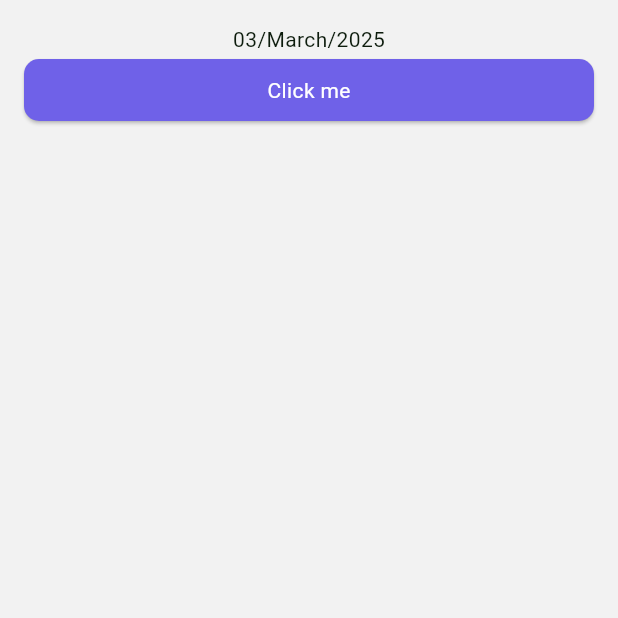
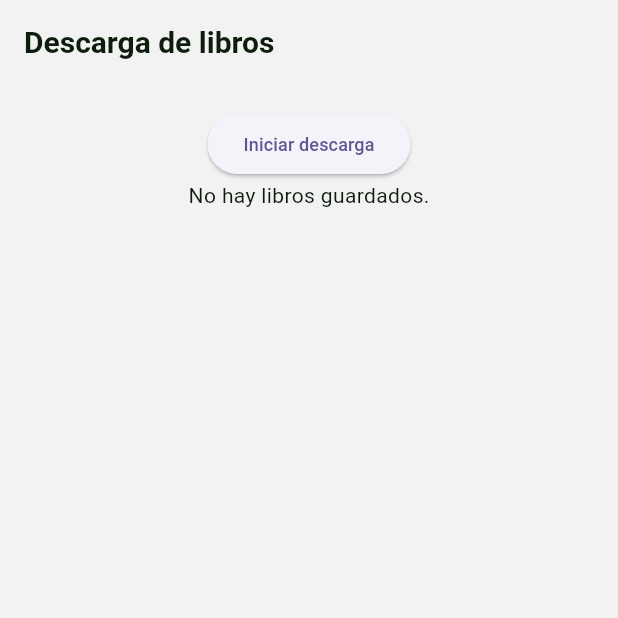
Before and after one commit to ibrhm-jz/massive-download-app, a Flutter app: the screen it shows after launch, on a phone screen of 412 x 824 dp, the top half of it. Run offline on Flutter 3.47's test engine with Material 3 defaults, Android fonts, the phone set to English and light mode, and no system bars; our stand-ins replace auto_route, bloc, equatable, floor, flutter_bloc, flutter_dotenv and 6 more; accounts and stored records are empty; generated files the repository leaves out were written again; Roboto replaces fonts that are missing (Aveniir).

Commit message:
prototype-v1

```diff
--- /dev/null
+++ b/lib/application/book/book_state.dart
@@ -0,0 +1,57 @@
+// part of 'book_cubit.dart';
+
+// abstract class BookState extends Equatable {
+//   @override
+//   List<Object> get props => [];
+// }
+
+// class BookInitial extends BookState {}
+
+// class BookLoading extends BookState {
+//   final int progress;
+//   BookLoading(this.progress);
+
+//   @override
+//   List<Object> get props => [progress];
+// }
+
+// class BookLoaded extends BookState {}
+
+// class BookError extends BookState {
+//   final String message;
+//   BookError(this.message);
+
+//   @override
+//   List<Object> get props => [message];
+// }
+
+import 'package:equatable/equatable.dart';
+
+abstract class BookState extends Equatable {}
+
+class BookInitial extends BookState {
+  List<Object> get props => [];
+}
+
+class BookLoading extends BookState {
+  final double progress;
+  BookLoading(this.progress);
+
+  @override
+  List<Object> get props => [progress];
+}
+
+class BookLoaded extends BookState {
+  final List<dynamic> books;
+  BookLoaded(this.books);
+  @override
+  List<Object> get props => [books];
+}
+
+class BookError extends BookState {
+  final String message;
+  BookError(this.message);
+
+  @override
+  List<Object> get props => [message];
+}
--- a/lib/config/database.dart
+++ b/lib/config/database.dart
@@ -3,10 +3,11 @@ import 'dart:async';
 import 'package:floor/floor.dart';
 import 'package:flutter_exam/data/datasources/books/book_datasource.dart';
 import 'package:flutter_exam/data/models/books/book_local_model.dart';
+import 'package:flutter_exam/data/utils/string_list_coverter.dart';
 import 'package:sqflite/sqflite.dart' as sqflite;
 
 part 'database.g.dart'; // the generated code will be there
-
+@TypeConverters([StringListConverter])
 @Database(version: 1, entities: [BookLocalModel])
 abstract class AppDatabase extends FloorDatabase {
   BookDataSource get bookDao;
--- a/lib/data/datasources/books/book_datasource.dart
+++ b/lib/data/datasources/books/book_datasource.dart
@@ -6,10 +6,10 @@ abstract class BookDataSource {
   @Insert(onConflict: OnConflictStrategy.replace)
   Future<void> insertBooks(List<BookLocalModel> books);
 
-  @Query('SELECT * FROM BookLocalModel ORDER BY title ASC')
+  @Query('SELECT * FROM books  ORDER BY title ASC')
   Future<List<BookLocalModel>> getAllBooks();
 
-  @Query('SELECT * FROM BookLocalModel WHERE id = :id')
+  @Query('SELECT * FROM books  WHERE id = :id')
   Future<BookLocalModel?> getBookById(int id);
 
   @insert
--- a/lib/data/models/books/book_local_model.dart
+++ b/lib/data/models/books/book_local_model.dart
@@ -1,17 +1,41 @@
 import 'package:floor/floor.dart';
 
-@entity
+@Entity(tableName: 'books')
 class BookLocalModel {
   @PrimaryKey(autoGenerate: true)
   final int? id;
-  final String title;
-  final String author;
-  final String coverUrl;
+
+  final List<String> authorKey;
+  final List<String> authorName;
+  final String? coverEditionKey;
+  final int? coverI;
+  final int? editionCount;
+  final int? firstPublishYear;
+  final List<String> ia;
+  final String? iaCollectionS;
+  final String? key;
+  final List<String> language;
+  final String? lendingEditionS;
+  final String? lendingIdentifierS;
+  final String? title;
 
   BookLocalModel({
     this.id,
-    required this.title,
-    required this.author,
-    required this.coverUrl,
+    required this.authorKey,
+    required this.authorName,
+    this.coverEditionKey,
+    this.coverI,
+    this.editionCount,
+    this.firstPublishYear,
+    required this.ia,
+    this.iaCollectionS,
+    this.key,
+    required this.language,
+    this.lendingEditionS,
+    this.lendingIdentifierS,
+    this.title,
   });
+    String getAuthorProfile() {
+    return "https://covers.openlibrary.org/b/id/${coverI}-L.jpg";
+  }
 }
--- a/lib/data/utils/http_client.dart
+++ b/lib/data/utils/http_client.dart
@@ -128,11 +128,10 @@ class HttpClient {
   }) async {
     final url = Uri.parse(Enviroments.apiUrl + endpoint)
         .replace(queryParameters: params);
+
     final response = await http.get(
       url,
-      headers: {
-        'Content-Type': 'application/json'
-      },
+      headers: {'Content-Type': 'application/json'},
     );
     if (Enviroments.isDebug) {
       final Logger logger = Logger();
@@ -160,5 +159,4 @@ class HttpClient {
       return Uri.https(baseUri.host, path, params);
     }
   }
-
 }
--- a/lib/domain/interfaces/i_book_repository.dart
+++ b/lib/domain/interfaces/i_book_repository.dart
@@ -1,10 +1,11 @@
 import 'package:flutter_exam/core/errors/operation_failure.dart';
+import 'package:flutter_exam/data/models/api_models/book_response_model.dart';
 import 'package:fpdart/fpdart.dart';
 import 'package:injectable/injectable.dart';
 
 @factoryMethod
 abstract class IBookRepository {
-  Future<Either<OperationFailure, List<dynamic>>> getBooks({
+  Future<Either<OperationFailure, List<BookResponseModel>>> getBooks({
     required String q,
     required int page,
     int limit = 100,
--- a/lib/main.dart
+++ b/lib/main.dart
@@ -1,14 +1,12 @@
 import 'package:flutter/material.dart';
 import 'package:flutter/services.dart';
 import 'package:flutter_dotenv/flutter_dotenv.dart';
-import 'package:flutter_exam/config/database.dart';
 import 'package:flutter_exam/config/injection.dart';
-import 'package:flutter_exam/data/models/books/book_local_model.dart';
 import 'package:flutter_exam/presentation/providers/book_provider.dart';
 import 'package:flutter_exam/router/router.dart';
 import 'package:flutter_exam/theme/app_theme.dart';
+import 'package:flutter_gen/gen_l10n/app_localizations.dart';
 import 'package:intl/date_symbol_data_local.dart';
-import 'package:flutter_gen/gen_l10n/app_localizations.dart';
 import 'package:provider/provider.dart';
 
 void main() async {
@@ -26,12 +24,15 @@ void main() async {
   // for (var p in people) {
   //   print("ID: ${p.id}, Name: ${p.author}, Age: ${p.title}");
   // }
-  runApp(MyApp());
+  runApp(MyApp(
+
+  ));
 }
 
 class MyApp extends StatelessWidget {
-  MyApp({super.key});
+  MyApp({super.key, });
   final appRouter = AppRouter();
+  //final BookDataSource dao;
   @override
   Widget build(BuildContext context) {
     SystemChrome.setSystemUIOverlayStyle(SystemUiOverlayStyle.dark);
@@ -39,7 +40,7 @@ class MyApp extends StatelessWidget {
 
     return MultiProvider(
         providers: [
-          ChangeNotifierProvider(create: (_) => BookProvider()),
+            ChangeNotifierProvider(create: (_) => getIt<BookProvider>()),
         ],
         builder: (context, _) {
           return MaterialApp.router(
--- /dev/null
+++ b/lib/presentation/pages/download/download_page.dart
@@ -0,0 +1,32 @@
+import 'package:auto_route/auto_route.dart';
+import 'package:flutter/material.dart';
+import 'package:flutter_bloc/flutter_bloc.dart';
+import 'package:flutter_exam/application/book/book_cubit.dart';
+import 'package:flutter_exam/config/injection.dart';
+import 'package:flutter_exam/domain/interfaces/i_book_repository.dart';
+import 'package:flutter_exam/presentation/pages/download/screens/download_screen.dart';
+import 'package:flutter_exam/presentation/providers/book_provider.dart';
+import 'package:flutter_exam/presentation/utils/responsive_layout.dart';
+
+@RoutePage()
+class DownloadPage extends StatefulWidget {
+  const DownloadPage({super.key});
+
+  @override
+  State<DownloadPage> createState() => _DownloadPageState();
+}
+
+class _DownloadPageState extends State<DownloadPage> {
+  @override
+  Widget build(BuildContext context) {
+    return ResponsiveLayout(
+      mobile: BlocProvider(
+        create: (context) => BookCubit(
+          bookRepository: getIt<IBookRepository>(),
+          bookProvider: context.read<BookProvider>(),
+        ),
+        child: const DownloadScreen(),
+      ),
+    );
+  }
+}
--- /dev/null
+++ b/lib/presentation/pages/download/screens/download_screen.dart
@@ -0,0 +1,136 @@
+import 'package:flutter/material.dart';
+import 'package:flutter_bloc/flutter_bloc.dart';
+import 'package:flutter_exam/application/book/book_cubit.dart';
+import 'package:flutter_exam/application/book/book_state.dart';
+import 'package:flutter_exam/data/models/books/book_local_model.dart';
+import 'package:flutter_exam/presentation/providers/book_provider.dart';
+import 'package:flutter_exam/presentation/widgets/default_button.dart';
+import 'package:flutter_exam/presentation/widgets/default_padding.dart';
+import 'package:provider/provider.dart';
+
+class DownloadScreen extends StatelessWidget {
+  const DownloadScreen({super.key});
+
+  @override
+  Widget build(BuildContext context) {
+    return Scaffold(
+      appBar: AppBar(title: const Text('Descarga de libros')),
+      body: DefaultPadding(
+        child: Column(
+          children: [
+            BlocBuilder<BookCubit, BookState>(builder: (context, state) {
+              if (state is BookInitial) {
+                return Center(
+                  child: ElevatedButton(
+                    onPressed: () {
+                      context.read<BookCubit>().getBooksFromAPIAsync();
+                    },
+                    child: const Text('Iniciar descarga'),
+                  ),
+                );
+              } else if (state is BookLoading) {
+                return Center(
+                  child: Column(
+                    mainAxisAlignment: MainAxisAlignment.center,
+                    children: [
+                      const Icon(Icons.download),
+                      LinearProgressIndicator(value: (state.progress) / 100),
+                      const SizedBox(height: 10),
+                      Text(
+                        state.progress == 100
+                            ? '¡Descarga completa!'
+                            : 'Descargando... ${(state.progress).toStringAsFixed(1)}%',
+                      ),
+                    ],
+                  ),
+                );
+              } else if (state is BookLoaded) {
+                return const Center(child: Text('Descarga completa'));
+              } else if (state is BookError) {
+                return Center(child: Text('Error: ${state.message}'));
+              }
+              return const SizedBox.shrink();
+            }),
+            Consumer<BookProvider>(builder: (context, bookProvider, child) {
+              if (!bookProvider.isInitialized) {
+                return const Center(child: CircularProgressIndicator());
+              }
+
+              List<BookLocalModel> books = bookProvider.books;
+              print("Libros en el provider: ${books.length}");
+
+              if (books.isEmpty) {
+                return const Center(child: Text('No hay libros guardados.'));
+              }
+              return Expanded(
+                child: GridView.builder(
+                  gridDelegate: SliverGridDelegateWithFixedCrossAxisCount(
+                    crossAxisCount: 2,
+                    crossAxisSpacing: 10,
+                    childAspectRatio: MediaQuery.of(context).size.width /
+                        (MediaQuery.of(context).size.height / 1),
+                  ),
+                  itemCount: books.length,
+                  itemBuilder: (context, index) {
+                    final book = books[index];
+                    return Stack(
+                      children: [
+                        Column(
+                          mainAxisAlignment: MainAxisAlignment.center,
+                          crossAxisAlignment: CrossAxisAlignment.center,
+                          children: [
+                            ConstrainedBox(
+                              constraints: const BoxConstraints(
+                                maxHeight: 200,
+                              ),
+                              child: Image.network(
+                                book.getAuthorProfile(),
+                                fit: BoxFit.scaleDown,
+                              ),
+                            ),
+                            Text(
+                              book.title ?? "",
+                              style: Theme.of(context)
+                                  .textTheme
+                                  .bodyLarge
+                                  ?.copyWith(
+                                    fontWeight: FontWeight.bold,
+                                  ),
+                              textAlign: TextAlign.center,
+                              overflow: TextOverflow.ellipsis,
+                            ),
+                            DefaultButton(text: 'Ver mas', onPressed: () {})
+                          ],
+                        ),
+                        Positioned(
+                          right: 0,
+                          top: 8,
+                          child: IconButton(
+                            onPressed: () async {
+                              await bookProvider.deleteBook(book);
+                            },
+                            icon: Container(
+                              width: 30,
+                              height: 30,
+                              decoration: BoxDecoration(
+                                color: Colors.black.withOpacity(
+                                    0.6), // Fondo opaco para visibilidad
+                                borderRadius: BorderRadius.circular(100),
+                              ),
+                              child: const Icon(Icons.close,
+                                  color: Colors.white, size: 18),
+                            ),
+                          ),
+                        ),
+                      ],
+                    );
+                  },
+                ),
+              );
+            }),
+          ],
+        ),
+      ),
+    );
+  }
+}
--- a/lib/presentation/pages/welcome/screens/welcome_screen.dart
+++ b/lib/presentation/pages/welcome/screens/welcome_screen.dart
@@ -1,18 +1,14 @@
 import 'package:flutter/material.dart';
 import 'package:flutter_exam/domain/enums/locale_language.dart';
-import 'package:flutter_exam/presentation/providers/book_provider.dart';
 import 'package:flutter_exam/presentation/utils/locale_format.dart';
-import 'package:flutter_exam/presentation/widgets/default_button.dart';
 import 'package:flutter_exam/presentation/widgets/default_padding.dart';
-import 'package:provider/provider.dart';
 
 class WelcomeScreen extends StatelessWidget {
   const WelcomeScreen({super.key});
 
   @override
   Widget build(BuildContext context) {
-    BookProvider bookProvider =
-        Provider.of<BookProvider>(context, listen: false);
+
     DateTime now = DateTime.now();
     return Scaffold(
       body: DefaultPadding(
@@ -20,9 +16,6 @@ class WelcomeScreen extends StatelessWidget {
         children: [
           Text(
               LocalFormat.instance.formattDateNumber(now, locale: Language.en)),
-          DefaultButton(text: 'Click me', onPressed: () async{
-            await bookProvider.getBooksFromAPIAsync();
-          }),
         ],
       )),
     );
--- a/lib/router/router.dart
+++ b/lib/router/router.dart
@@ -1,6 +1,5 @@
 import 'package:auto_route/auto_route.dart';
 import 'package:flutter_exam/router/router.gr.dart';
-
 
 @AutoRouterConfig()
 class AppRouter extends RootStackRouter {
@@ -9,8 +8,11 @@ class AppRouter extends RootStackRouter {
         AutoRoute(
           page: WelcomeRoute.page,
           path: '/Welcome',
+        ),
+        AutoRoute(
+          page: DownloadRoute.page,
+          path: '/Download',
           initial: true,
         ),
-
       ];
 }
--- a/pubspec.yaml
+++ b/pubspec.yaml
@@ -52,6 +52,9 @@ dependencies:
   fpdart: ^1.1.0
   floor: ^1.5.0
   provider: ^6.1.1
+  flutter_bloc: ^9.1.0
+  equatable: ^2.0.7
+  uuid: ^3.0.6
 
 dev_dependencies:
   flutter_test:
```
Also changed, not shown: lib/application/book/book_cubit.dart (added, +100 -0 lines), lib/data/models/api_models/book_response_model.dart (+13 -6 lines), lib/data/repositories/book_repository.dart (+22 -14 lines), lib/data/utils/string_list_coverter.dart (added, +16 -0 lines), lib/presentation/pages/details/details_page.dart (added, +33 -0 lines), lib/presentation/pages/details/sreens/details_screen.dart (added, +10 -0 lines), lib/presentation/providers/book_provider.dart (+50 -7 lines), pubspec.lock.
